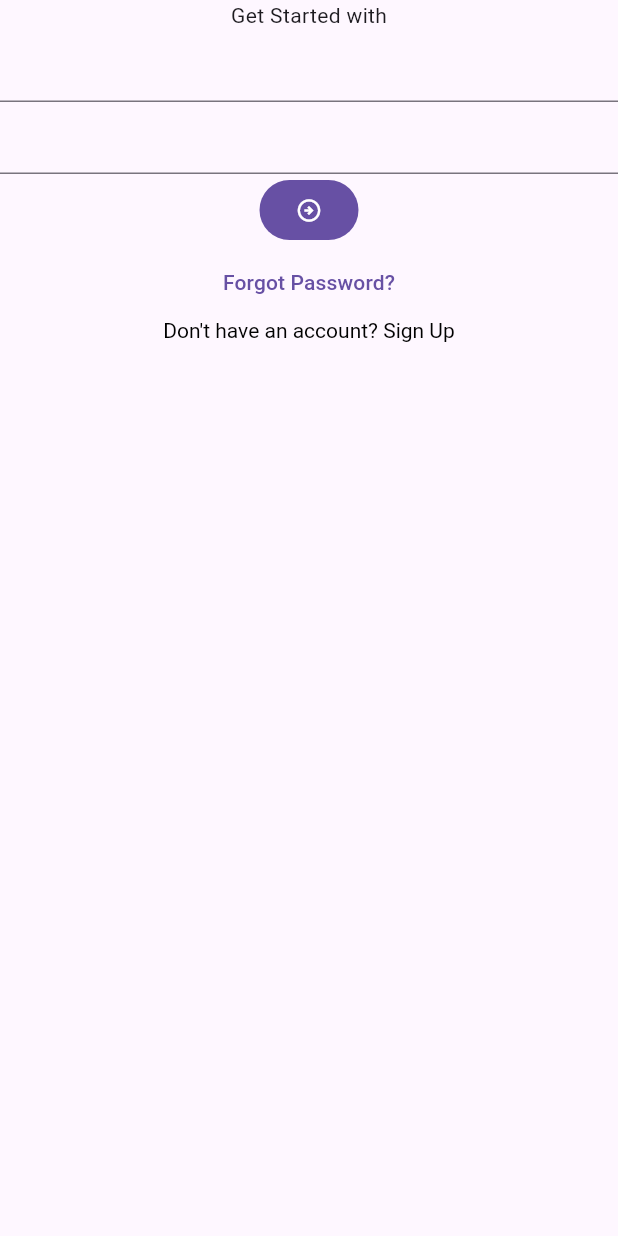
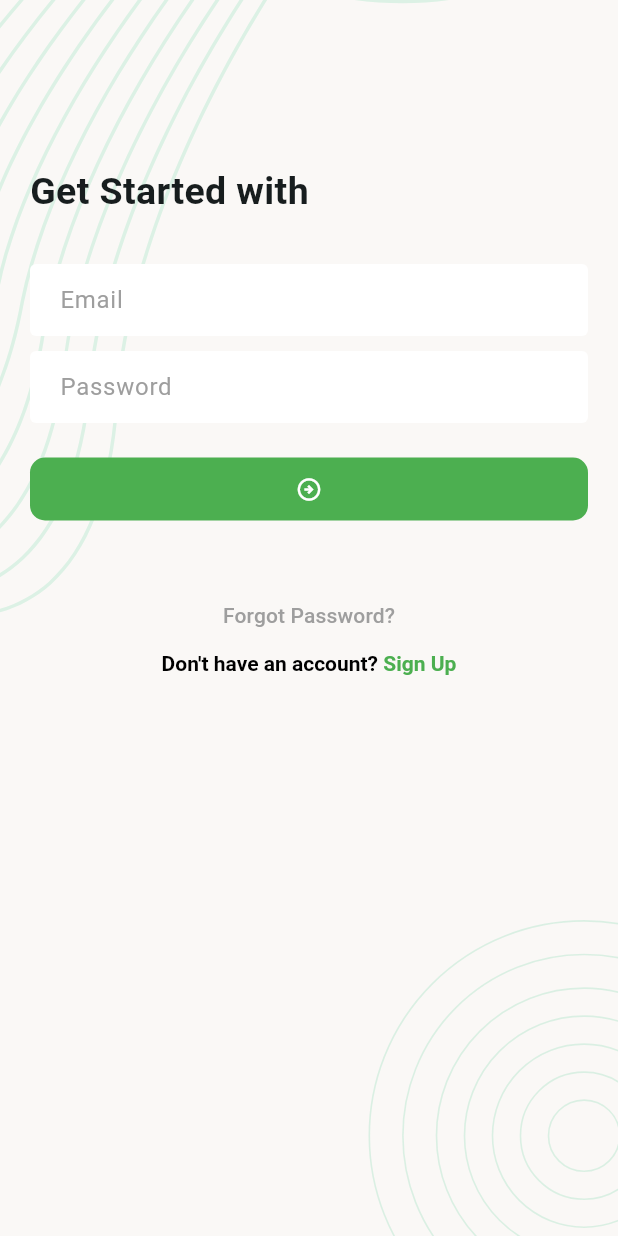
Before and after one commit to MIR-RIAZUL/task_manager, a Flutter app: the screen it shows after launch, after a tap on the "arrow circle right" icon, on a phone screen of 412 x 824 dp. Run offline on Flutter 3.47's test engine with Material 3 defaults, Android fonts, the phone set to English and light mode, and no system bars; our stand-ins replace flutter_svg.

Commit message:
Enhance login screen with form validation and background styling

```diff
--- a/lib/UI/screen/login_screen.dart
+++ b/lib/UI/screen/login_screen.dart
@@ -1,4 +1,6 @@
+import 'package:flutter/gestures.dart';
 import 'package:flutter/material.dart';
+import 'package:task_manager/UI/widgets/screen_backround.dart';
 
 class LoginScreen extends StatefulWidget {
   const LoginScreen({super.key});
@@ -8,31 +10,86 @@ class LoginScreen extends StatefulWidget {
 }
 
 class _LoginScreenState extends State<LoginScreen> {
+  final TextEditingController _emailController = TextEditingController();
+  final TextEditingController _passwordController = TextEditingController();
+  final GlobalKey<FormState> _formKey = GlobalKey<FormState>();
+
   @override
   Widget build(BuildContext context) {
     return Scaffold(
-      body: SafeArea(
+      body: ScreenBackround(
+        child: Padding(
+          padding: const EdgeInsets.all(20),
+          child: Form(
+            key: _formKey,
             child: Column(
+              crossAxisAlignment: CrossAxisAlignment.start,
               children: [
-            Text("Get Started with"),
-            TextFormField(),
-            TextFormField(),
+                const SizedBox(height: 90),
+                Text(
+                  "Get Started with",
+                  style: TextStyle(fontSize: 25, fontWeight: FontWeight.w600),
+                ),
+                const SizedBox(height: 30),
+                TextFormField(
+                  controller: _emailController,
+
+                  decoration: InputDecoration(hintText: "Email"),
+                ),
+                const SizedBox(height: 10),
+                TextFormField(
+                  controller: _passwordController,
+                  decoration: InputDecoration(hintText: "Password"),
+                  obscureText: true,
+                ),
+                const SizedBox(height: 20),
                 FilledButton(
                   onPressed: () {},
                   child: Icon(Icons.arrow_circle_right_outlined),
                 ),
-            TextButton(onPressed: () {}, child: Text("Forgot Password?")),
+                const SizedBox(height: 36),
+                Center(
+                  child: Column(
+                    children: [
+                      TextButton(
+                        onPressed: () {},
+                        child: Text(
+                          "Forgot Password?",
+                          style: TextStyle(color: Colors.grey),
+                        ),
+                      ),
 
                       RichText(
                         text: TextSpan(
-                style: TextStyle(color: Colors.black),
+                          style: TextStyle(
+                            color: Colors.black,
+                            fontWeight: FontWeight.w600,
+                          ),
                           text: "Don't have an account? ",
-                children: [TextSpan(text: "Sign Up")],
+                          children: [
+                            TextSpan(
+                              text: "Sign Up",
+                              style: TextStyle(color: Colors.green),
+                              recognizer: TapGestureRecognizer()..onTap = () {},
+                            ),
+                          ],
                         ),
                       ),
                     ],
                   ),
                 ),
+              ],
+            ),
+          ),
+        ),
+      ),
     );
   }
+
+  @override
+  void dispose() {
+    _emailController.dispose();
+    _passwordController.dispose();
+    super.dispose();
   }
+}
--- a/lib/UI/screen/splash_screen.dart
+++ b/lib/UI/screen/splash_screen.dart
@@ -1,5 +1,6 @@
 import 'package:flutter/material.dart';
 import 'package:flutter_svg/flutter_svg.dart';
+import 'package:task_manager/UI/widgets/screen_backround.dart';
 
 import '../utils/assets_path.dart';
 import 'login_screen.dart';
@@ -30,18 +31,10 @@ class _SplashScreenState extends State<SplashScreen> {
   @override
   Widget build(BuildContext context) {
     return Scaffold(
-      body: Stack(
-        children: [
-          SvgPicture.asset(
-            AssetsPath.background,
-            width: double.maxFinite,
-            height: double.maxFinite,
-            fit: BoxFit.cover,
-          ),
-          Center(
-            child: SvgPicture.asset(AssetsPath.logo, width: 200, height: 50),
-          ),
-        ],
+      body: ScreenBackround(
+        child: Center(
+          child: SvgPicture.asset(AssetsPath.logo, width: 200, height: 50),
+        ),
       ),
     );
   }
--- /dev/null
+++ b/lib/UI/widgets/screen_backround.dart
@@ -0,0 +1,25 @@
+import 'package:flutter/material.dart';
+import 'package:flutter_svg/svg.dart';
+
+import '../utils/assets_path.dart';
+
+class ScreenBackround extends StatelessWidget {
+  const ScreenBackround({super.key, required this.child});
+
+  final Widget child;
+
+  @override
+  Widget build(BuildContext context) {
+    return Stack(
+      children: [
+        SvgPicture.asset(
+          AssetsPath.background,
+          width: double.maxFinite,
+          height: double.maxFinite,
+          fit: BoxFit.cover,
+        ),
+        SafeArea(child: child),
+      ],
+    );
+  }
+}
--- a/lib/app.dart
+++ b/lib/app.dart
@@ -7,6 +7,31 @@ class TaskMangerApp extends StatelessWidget {
 
   @override
   Widget build(BuildContext context) {
-    return MaterialApp(debugShowCheckedModeBanner: false, home: SplashScreen());
+    return MaterialApp(
+      debugShowCheckedModeBanner: false,
+      theme: ThemeData(
+        colorSchemeSeed: Colors.grey,
+        inputDecorationTheme: InputDecorationTheme(
+          filled: true,
+          fillColor: Colors.white,
+          contentPadding: EdgeInsets.symmetric(horizontal: 16),
+          hintStyle: TextStyle(color: Colors.grey),
+          border: OutlineInputBorder(borderSide: BorderSide.none),
+          enabledBorder: OutlineInputBorder(borderSide: BorderSide.none),
+          errorBorder: OutlineInputBorder(borderSide: BorderSide.none),
+        ),
+        filledButtonTheme: FilledButtonThemeData(
+          style: FilledButton.styleFrom(
+            backgroundColor: Colors.green,
+            fixedSize: Size.fromWidth(double.maxFinite),
+            padding: EdgeInsets.symmetric(vertical: 12),
+            shape: RoundedRectangleBorder(
+              borderRadius: BorderRadius.circular(10),
+            ),
+          ),
+        ),
+      ),
+      home: SplashScreen(),
+    );
   }
 }
```
Lines whose indentation alone changed are shown as unchanged.
